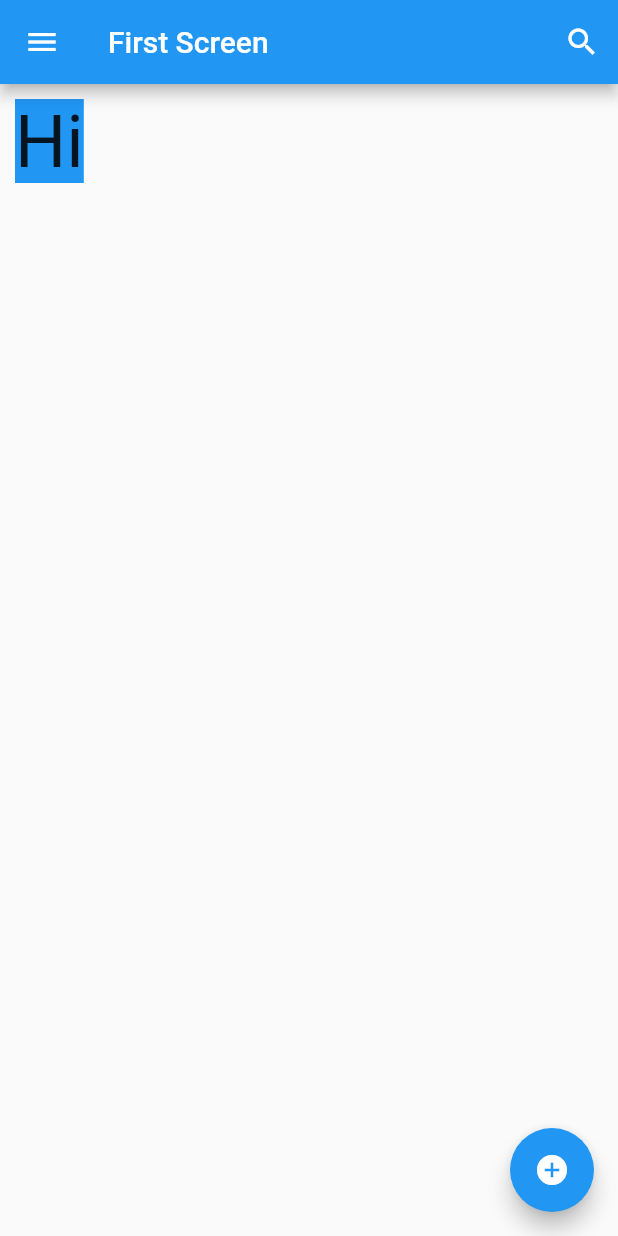
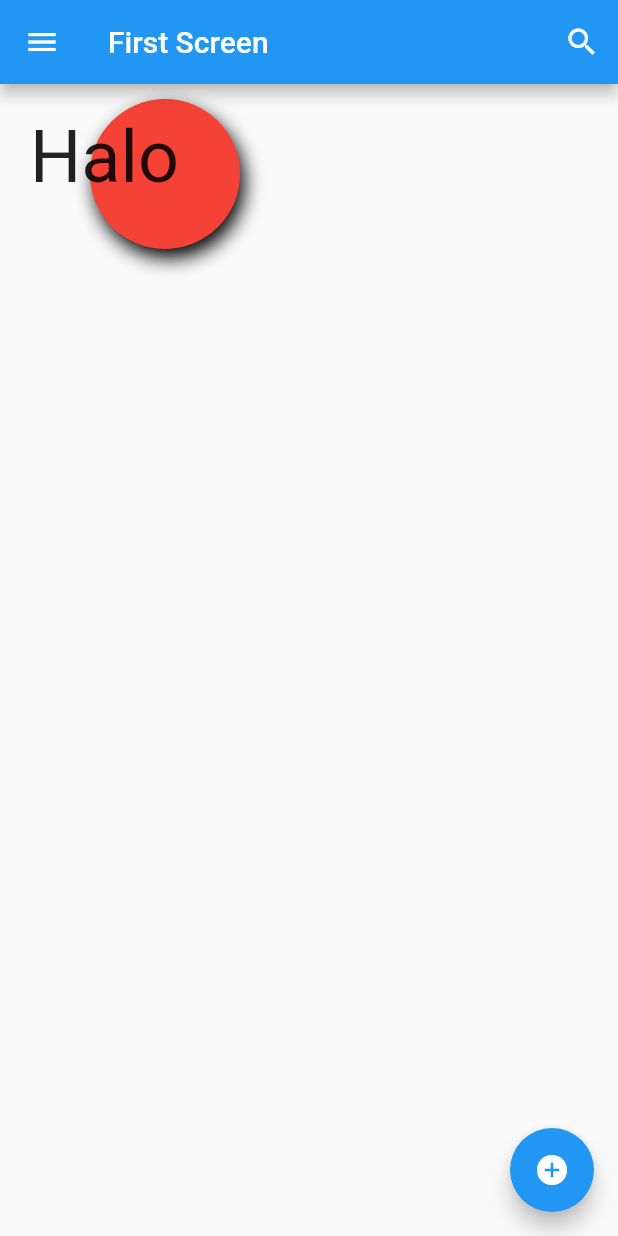
Before and after one commit to tangdesam/belajar-flutter, a Flutter app: the screen it shows after launch, on a phone screen of 412 x 824 dp. Run offline on Flutter 3.47's test engine with Material 2 defaults, Android fonts, the phone set to English and light mode, and no system bars.

Commit message:
meet 2 - contoh shadow

```diff
--- a/meet2/lib/main.dart
+++ b/meet2/lib/main.dart
@@ -59,10 +59,24 @@ class FirstScreen extends StatelessWidget {
       //   child: Text("Hello world"),
       // ),
       body: Container(
-        color: Colors.blue,
+        decoration: const BoxDecoration(
+          color: Colors.red,
+          shape: BoxShape.circle,
+          boxShadow: const [
+            BoxShadow(
+              color: Colors.black,
+              offset:  Offset(3, 6),
+              blurRadius: 10,
+            )
+          ],
+        ),
+        // color: Colors.blue,
+        padding: const EdgeInsets.all(10),
+        width: 200,
+        height: 100,
         margin: const EdgeInsets.all(10),
         child: const Text(
-          'Hi',
+          'Halo ',
           style: TextStyle(fontSize: 48)
         ),
       ),
```
